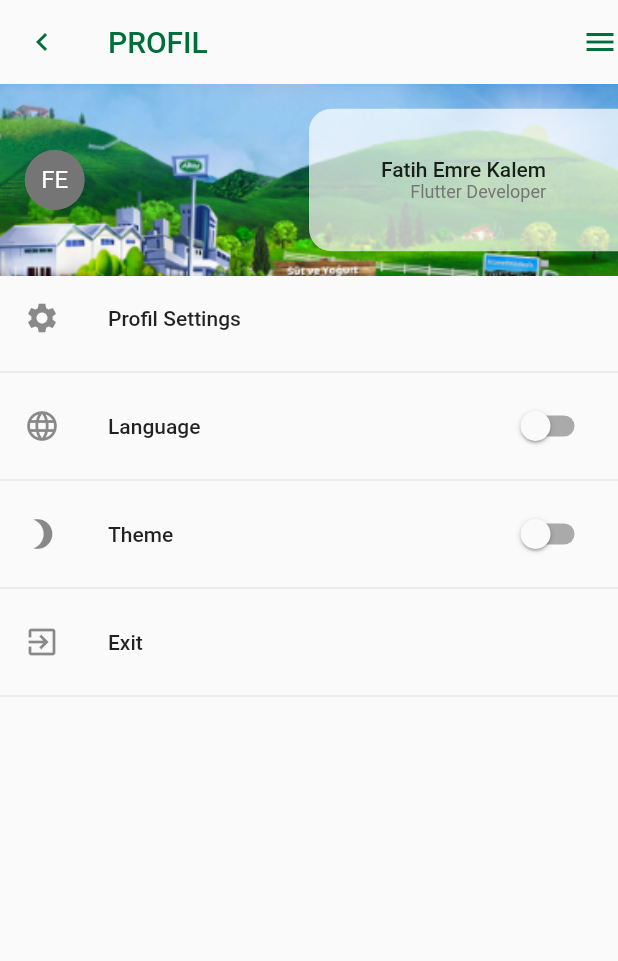
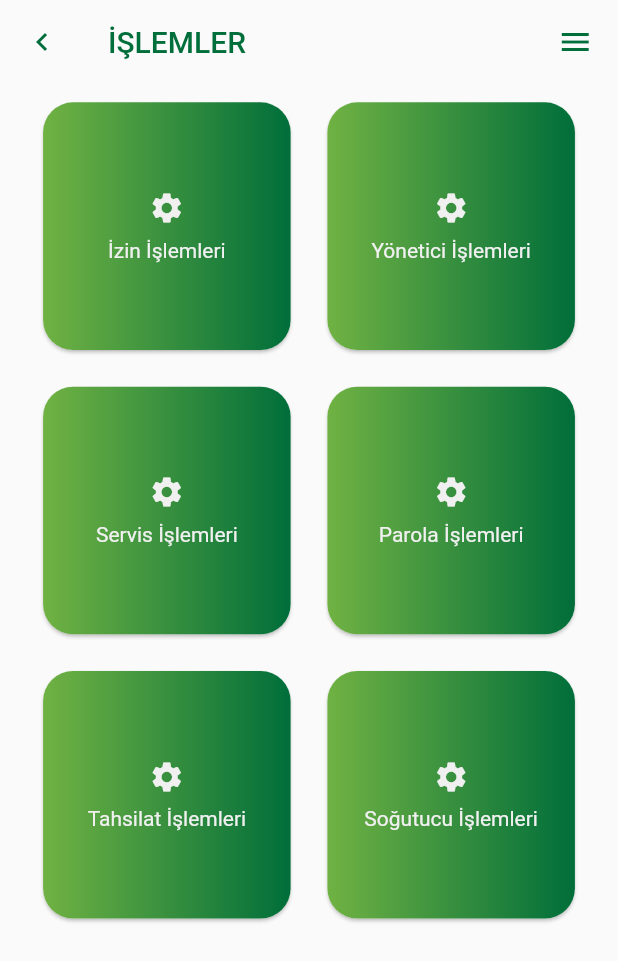
Before and after one commit to Sutas-Personel/Mobile, a Flutter app: the screen it shows after launch, on a phone screen of 412 x 824 dp. Shown: the top 961 px of the screen. Run offline on Flutter 3.47's test engine with Material 2 defaults, Android fonts, the phone set to English and light mode, and no system bars; our stand-ins replace easy_localization.

Commit message:
operations page finish

```diff
--- a/lib/main.dart
+++ b/lib/main.dart
@@ -2,6 +2,7 @@ import 'package:SutasPersonel/core/constants/app_constants.dart';
 import 'package:SutasPersonel/core/init/lang/language_manager.dart';
 
 import 'package:SutasPersonel/view/notifications_screen/notifications.dart';
+import 'package:SutasPersonel/view/operations_screen/operations.dart';
 import 'package:SutasPersonel/view/profil_screen/profil.dart';
 import 'package:flutter/material.dart';
 import 'package:easy_localization/easy_localization.dart';
@@ -18,7 +19,7 @@ class MyApp extends StatelessWidget {
   Widget build(BuildContext context) {
     return MaterialApp(
       title: 'Material App',
-      home: ProfilScreen(),
+      home: OperationsScreen(),
     );
   }
 }
--- /dev/null
+++ b/lib/view/operations_screen/operations.dart
@@ -0,0 +1,8 @@
+import 'package:flutter/material.dart';
+
+import 'operations_view.dart';
+
+class OperationsScreen extends StatefulWidget {
+  @override
+  OperationsScreenView createState() => new OperationsScreenView();
+}
--- /dev/null
+++ b/lib/view/operations_screen/operations_view.dart
@@ -0,0 +1,119 @@
+import 'package:flutter/material.dart';
+import '../../core/constants/colors.dart';
+import '../../core/extension/context_entension.dart';
+import 'operations_view_model.dart';
+
+class OperationsScreenView extends OperationsScreenViewModel {
+  List operations = [
+    {
+      "icon": null,
+      "title": "İzin İşlemleri",
+      "click": () {
+        print("izin işlemleri");
+      }
+    },
+    {"icon": null, "title": "Yönetici İşlemleri"},
+    {"icon": null, "title": "Servis İşlemleri"},
+    {"icon": null, "title": "Parola İşlemleri"},
+    {"icon": null, "title": "Tahsilat İşlemleri"},
+    {"icon": null, "title": "Soğutucu İşlemleri"},
+  ];
+
+  @override
+  Widget build(BuildContext context) {
+    double cardWidth = context.width * 0.4;
+    double cardHeight = context.height * 0.2;
+    return Scaffold(
+      // backgroundColor: ,//????????????????????????????????
+
+      appBar: AppBar(
+        leading: Icon(Icons.chevron_left, color: AllColors.MAIN_GREEN),
+        title: Text(
+          "İŞLEMLER".toUpperCase(),
+          style:
+              context.textTheme.headline6.copyWith(color: AllColors.MAIN_GREEN),
+        ),
+        actions: [
+          Padding(
+            padding: EdgeInsets.only(right: context.normalValue),
+            child: Icon(Icons.menu, color: AllColors.MAIN_GREEN),
+          )
+        ],
+        elevation: 0,
+        backgroundColor: Colors.transparent,
+      ),
+      body: operationsLists(context, cardWidth, cardHeight),
+    );
+  }
+
+  Padding operationsLists(
+      BuildContext context, double cardWidth, double cardHeight) {
+    return Padding(
+      padding: EdgeInsets.only(
+          right: context.normalValue, left: context.normalValue),
+      child: Container(
+          child: GridView.count(
+        childAspectRatio: cardWidth / cardHeight,
+        crossAxisCount: 2,
+        children: List.generate(operations.length, (index) {
+          return OperationsCard(
+              title: operations[index]["title"],
+              icon: operations[index]["icon"],
+              click: operations[index]["click"]);
+        }),
+      )),
+    );
+  }
+}
+
+class OperationsCard extends StatelessWidget {
+  final Function click;
+  final IconData icon;
+  final String title;
+  const OperationsCard({
+    Key key,
+    this.icon,
+    this.title,
+    this.click,
+  }) : super(key: key);
+  @override
+  Widget build(BuildContext context) {
+    return Padding(
+      padding: context.paddingLow,
+      child: GestureDetector(
+        onTap: click != null ? click : null,
+        child: Card(
+          shape:
+              RoundedRectangleBorder(borderRadius: BorderRadius.circular(20)),
+          elevation: 1,
+          child: Container(
+            decoration: BoxDecoration(
+                gradient: LinearGradient(
+                  colors: [AllColors.NASTY_GREEN, AllColors.MAIN_GREEN],
+                  tileMode: TileMode.repeated,
+                ),
+                borderRadius: BorderRadius.circular(20)),
+            child: Column(
+              mainAxisAlignment: MainAxisAlignment.center,
+              crossAxisAlignment: CrossAxisAlignment.center,
+              mainAxisSize: MainAxisSize.min,
+              children: [
+                Padding(
+                  padding: EdgeInsets.only(bottom: context.lowValue),
+                  child: Icon(icon == null ? Icons.settings : icon,
+                      color: AllColors.BUTTON_WHITE),
+                ),
+                Text(
+                  title,
+                  style: context.textTheme.bodyText1
+                      .copyWith(fontWeight: FontWeight.normal)
+                      .copyWith(color: AllColors.BUTTON_WHITE),
+                ),
+              ],
+            ),
+          ),
+        ),
+      ),
+    );
+  }
+}
--- /dev/null
+++ b/lib/view/operations_screen/operations_view_model.dart
@@ -0,0 +1,6 @@
+import 'package:flutter/material.dart';
+
+import 'operations.dart';
+abstract class OperationsScreenViewModel extends State<OperationsScreen> {
+
+}
--- a/lib/view/profil_screen/profil_view.dart
+++ b/lib/view/profil_screen/profil_view.dart
@@ -19,7 +19,10 @@ class ProfilScreenView extends ProfilScreenViewModel {
           style:
               context.textTheme.headline6.copyWith(color: AllColors.MAIN_GREEN),
         ),
-        actions: [Icon(Icons.menu, color: AllColors.MAIN_GREEN)],
+        actions: [Padding(
+          padding: EdgeInsets.only(right: context.lowValue),
+          child: Icon(Icons.menu, color: AllColors.MAIN_GREEN),
+        )],
         elevation: 0,
         backgroundColor: Colors.transparent,
       ),
```
